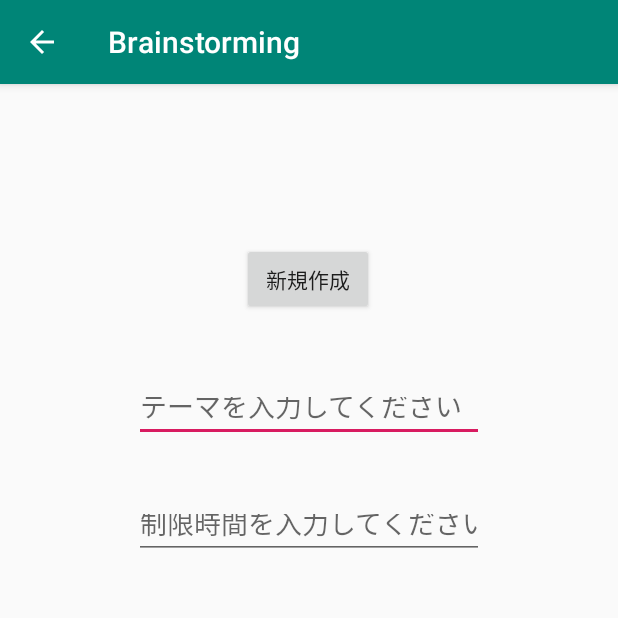
After one commit to naoki913/IdeathonFrameworks, an Android app: the BrainstormingHomeActivity screen opened directly, with no data from a screen before it, on a phone screen of 412 x 824 dp, the top half of it. The commit adds this screen. Run offline under Robolectric (Android 15) with nearby library versions, the phone set to English and light mode, and no system bars.

Commit message:
【Add】ブレスト用Activityを追加

```diff
--- a/app/src/main/AndroidManifest.xml
+++ b/app/src/main/AndroidManifest.xml
@@ -9,6 +9,10 @@
             android:roundIcon="@mipmap/ic_launcher_round"
             android:supportsRtl="true"
             android:theme="@style/AppTheme">
+        <activity android:name=".BrainstormingActivity">
+        </activity>
+        <activity android:name=".BrainstormingHomeActivity">
+        </activity>
         <activity android:name=".MandalaChartActivity">
         </activity>
         <activity android:name=".MandalaChartHomeActivity">
--- /dev/null
+++ b/app/src/main/java/com/example/ideathonframeworksapplication/BrainstormingHomeActivity.kt
@@ -0,0 +1,31 @@
+package com.example.ideathonframeworksapplication
+
+import android.content.Intent
+import android.support.v7.app.AppCompatActivity
+import android.os.Bundle
+import kotlinx.android.synthetic.main.activity_mandala_chart_home.*
+
+class BrainstormingHomeActivity : AppCompatActivity() {
+
+    override fun onCreate(savedInstanceState: Bundle?) {
+        super.onCreate(savedInstanceState)
+        setContentView(R.layout.activity_brainstorming_home)
+
+        supportActionBar?.setDisplayHomeAsUpEnabled(true)
+        supportActionBar?.title="Brainstorming"
+        val intent= Intent(this,BrainstormingActivity::class.java)
+
+        button_new.setOnClickListener{
+            if(themeText.length()!=0){
+                println(themeText.text)
+                //intent.putExtra("IS_NEW",true)
+                //intent.putExtra("THEME_KEY",themeText.text.toString())
+
+                startActivity(intent)
+            }
+            else{
+                themeText.setError("テーマを入力してください")
+            }
+        }
+    }
+}
--- a/app/src/main/java/com/example/ideathonframeworksapplication/MainActivity.kt
+++ b/app/src/main/java/com/example/ideathonframeworksapplication/MainActivity.kt
@@ -20,6 +20,10 @@ class MainActivity : AppCompatActivity() {
             startActivity(intent)
         }
 
+        button_bs.setOnClickListener {
+            val intent = Intent(this,BrainstormingHomeActivity::class.java)
+            startActivity(intent)
+        }
 
     }
 }
--- a/app/src/main/java/com/example/ideathonframeworksapplication/MandalaChartHomeActivity.kt
+++ b/app/src/main/java/com/example/ideathonframeworksapplication/MandalaChartHomeActivity.kt
@@ -17,7 +17,7 @@ import android.widget.TextView
 //import com.google.gson.Gson
 import kotlinx.android.synthetic.main.activity_main.*
 import kotlinx.android.synthetic.main.activity_mandala_chart_home.*
-import kotlinx.android.synthetic.main.activity_mandala_chart_home.button_load
+
 import org.json.JSONArray
 import kotlin.properties.Delegates
 
@@ -60,11 +60,7 @@ class MandalaChartHomeActivity : AppCompatActivity() {
             }
         }
 
-        button_load.setOnClickListener {
 
-            //getLayoutInflater().inflate(R.layout.mandala_chart_load_item, vg)
-
-        }
 
     }
 
--- /dev/null
+++ b/app/src/main/res/layout/activity_brainstorming_home.xml
@@ -0,0 +1,63 @@
+<?xml version="1.0" encoding="utf-8"?>
+<android.support.constraint.ConstraintLayout
+        xmlns:android="http://schemas.android.com/apk/res/android"
+        xmlns:tools="http://schemas.android.com/tools"
+        xmlns:app="http://schemas.android.com/apk/res-auto"
+        android:layout_width="match_parent"
+        android:layout_height="match_parent"
+        tools:context=".BrainstormingHomeActivity">
+
+        <Button
+                android:text="新規作成"
+                android:layout_width="wrap_content"
+                android:layout_height="wrap_content"
+                android:id="@+id/button_new" app:layout_constraintStart_toStartOf="parent"
+                app:layout_constraintHorizontal_bias="0.498" app:layout_constraintEnd_toEndOf="parent"
+                app:layout_constraintTop_toTopOf="parent" app:layout_constraintBottom_toBottomOf="parent"
+                app:layout_constraintVertical_bias="0.147"/>
+        <EditText
+                android:layout_width="233dp"
+                android:layout_height="40dp"
+                android:inputType="textPersonName"
+                android:ems="10"
+                android:id="@+id/themeText"
+                android:hint="テーマを入力してください" app:layout_constraintBottom_toBottomOf="parent"
+                app:layout_constraintTop_toBottomOf="@+id/button_new" app:layout_constraintVertical_bias="0.078"
+                app:layout_constraintStart_toStartOf="parent" app:layout_constraintHorizontal_bias="0.5"
+                app:layout_constraintEnd_toEndOf="parent"/>
+
+    <EditText
+            android:layout_width="233dp"
+            android:layout_height="40dp"
+            android:inputType="time"
+            android:ems="10"
+            android:id="@+id/LimitTimeText"
+            android:hint="制限時間を入力してください" app:layout_constraintBottom_toBottomOf="parent"
+            app:layout_constraintTop_toBottomOf="@+id/themeText" app:layout_constraintVertical_bias="0.078"
+            app:layout_constraintStart_toStartOf="parent" app:layout_constraintHorizontal_bias="0.5"
+            app:layout_constraintEnd_toEndOf="parent"/>
+        <FrameLayout
+                android:layout_width="0dp"
+                android:layout_height="0dp"
+                android:layout_marginTop="30dp"
+                app:layout_constraintBottom_toBottomOf="parent" app:layout_constraintTop_toBottomOf="@id/LimitTimeText"
+                app:layout_constraintStart_toStartOf="parent" app:layout_constraintHorizontal_bias="0.5"
+                app:layout_constraintEnd_toEndOf="parent">
+
+            <ScrollView
+                    android:layout_width="match_parent"
+                    android:layout_height="match_parent">
+                <HorizontalScrollView
+                        android:layout_width="match_parent"
+                        android:layout_height="wrap_content">
+                    <TableLayout
+                            android:orientation="horizontal"
+                            android:layout_width="wrap_content"
+                            android:layout_height="match_parent" android:id="@+id/TableLayout">
+                    </TableLayout>
+                </HorizontalScrollView>
+            </ScrollView>
+        </FrameLayout>
+
+
+</android.support.constraint.ConstraintLayout>
```
Also changed, not shown: app/src/main/java/com/example/ideathonframeworksapplication/BrainstormingActivity.kt (added, +12 -0 lines), app/src/main/res/layout/activity_brainstorming.xml (added, +10 -0 lines), app/src/main/res/layout/activity_main.xml (+5 -4 lines), app/src/main/res/layout/activity_mandala_chart_home.xml (+2 -10 lines).
